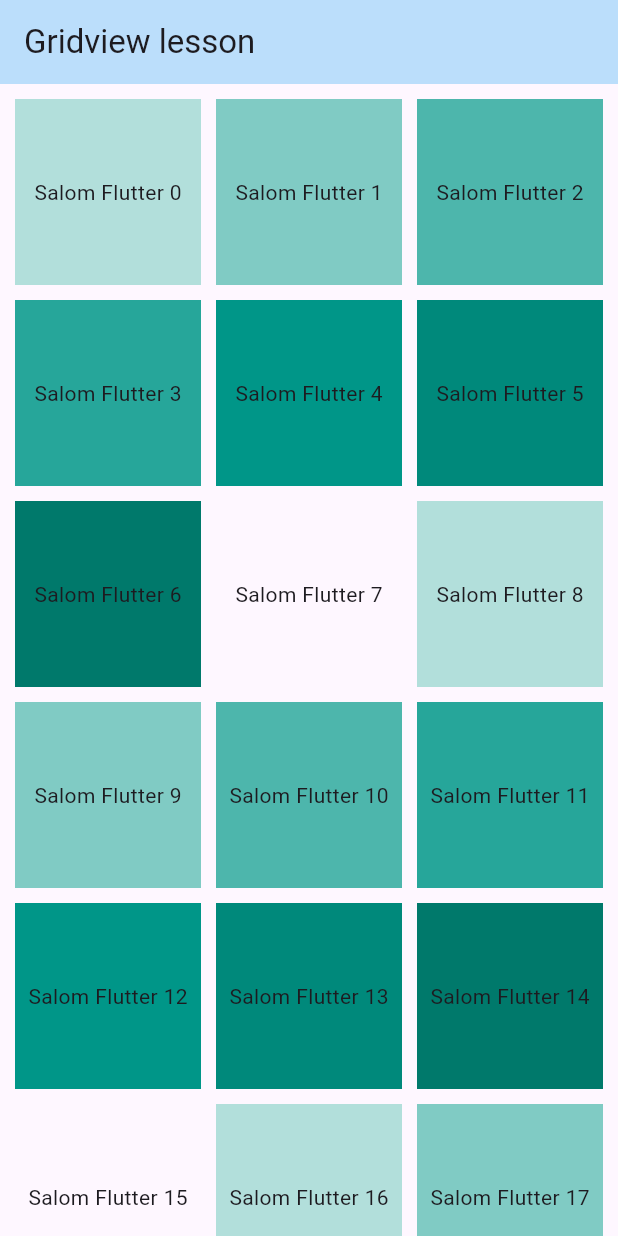
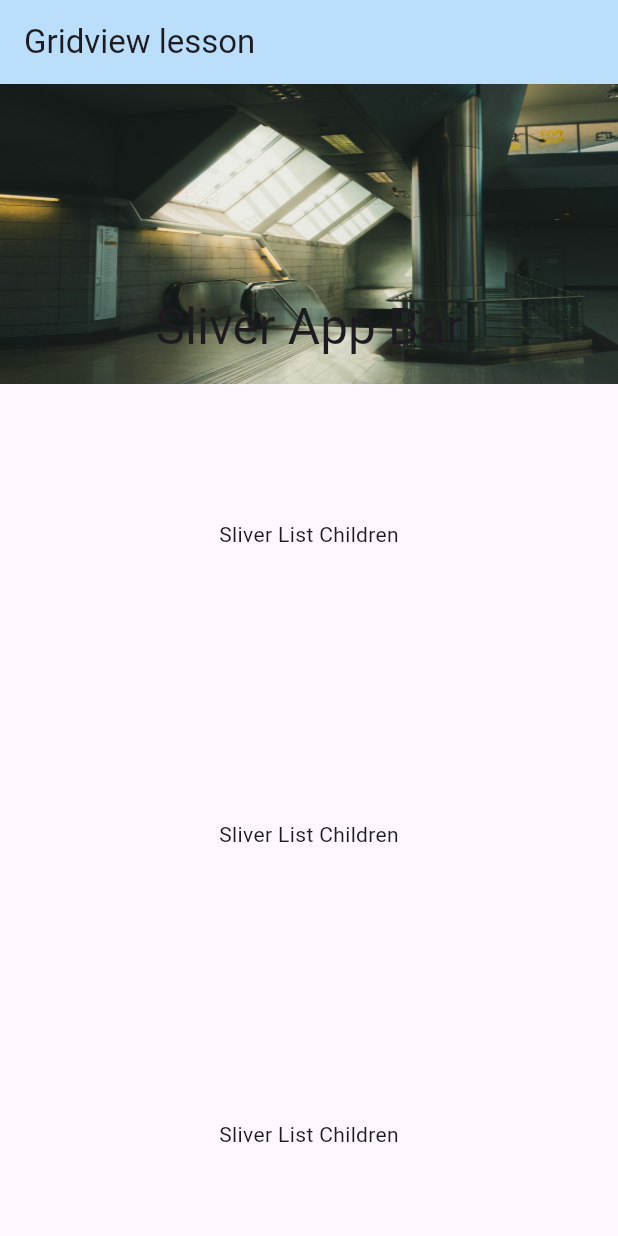
Before and after one commit to Begzodjon7172/flutter-listview.builder, a Flutter app: the screen it shows after launch, on a phone screen of 412 x 824 dp. Run offline on Flutter 3.47's test engine with Material 3 defaults, Android fonts, the phone set to English and light mode, and no system bars; our stand-ins replace fluttertoast.

Commit message:
CustomScrollView and SliverAppBar

```diff
--- a/lib/main.dart
+++ b/lib/main.dart
@@ -1,4 +1,5 @@
 import 'package:flutter/material.dart';
+import 'package:flutter_lesson_1/ui/CollapsableToolBarLesson.dart';
 import 'package:flutter_lesson_1/ui/GridViewBuilderSample.dart';
 
 void main() {
@@ -17,13 +18,14 @@ class MyApp extends StatelessWidget {
         colorScheme: ColorScheme.fromSeed(
             seedColor: const Color.fromARGB(255, 164, 154, 180)),
         useMaterial3: true,
+        // brightness: Brightness.dark,
       ),
       home: Scaffold(
         appBar: AppBar(
           backgroundColor: Colors.blue[100],
           title: Text("Gridview lesson"),
         ),
-        body: Gridviewbuildersample(),
+        body: Collapsablletoolbarlesson(),
       ),
     );
   }
--- /dev/null
+++ b/lib/ui/CollapsableToolBarLesson.dart
@@ -0,0 +1,73 @@
+import 'package:flutter/material.dart';
+
+class Collapsablletoolbarlesson extends StatelessWidget {
+  const Collapsablletoolbarlesson({super.key});
+
+  @override
+  Widget build(BuildContext context) {
+    return CustomScrollView(
+      slivers: [
+        SliverAppBar(
+          expandedHeight: 200.0,
+          floating: true,
+          backgroundColor: Colors.yellow,
+          snap: true,
+          pinned: true,
+          flexibleSpace: FlexibleSpaceBar(
+            background: Image.asset(
+              "assets/images/image1.jpg",
+              fit: BoxFit.fill,
+            ),
+            centerTitle: true,
+            title: Text("Sliver App Bar"),
+          ),
+        ),
+        SliverList(
+          delegate: SliverChildListDelegate(
+            sliverChildrenList(),
+          ),
+        )
+      ],
+    );
+  }
+}
+
+List<Widget> sliverChildrenList() {
+  return [
+    Container(
+      alignment: Alignment.center,
+      height: 200.0,
+      child: Text("Sliver List Children"),
+    ),
+    Container(
+      alignment: Alignment.center,
+      height: 200.0,
+      child: Text("Sliver List Children"),
+    ),
+    Container(
+      alignment: Alignment.center,
+      height: 200.0,
+      child: Text("Sliver List Children"),
+    ),
+    Container(
+      alignment: Alignment.center,
+      height: 200.0,
+      child: Text("Sliver List Children"),
+    ),
+    Container(
+      alignment: Alignment.center,
+      height: 200.0,
+      child: Text("Sliver List Children"),
+    ),
+    Container(
+      alignment: Alignment.center,
+      height: 200.0,
+      child: Text("Sliver List Children"),
+    ),
+    Container(
+      alignment: Alignment.center,
+      height: 200.0,
+      child: Text("Sliver List Children"),
+    ),
+  ];
+}
--- a/lib/ui/GridViewBuilderSample.dart
+++ b/lib/ui/GridViewBuilderSample.dart
@@ -8,16 +8,22 @@ class Gridviewbuildersample extends StatelessWidget {
     return GridView.builder(
       padding: EdgeInsets.all(10),
       itemCount: 100,
-      gridDelegate: SliverGridDelegateWithFixedCrossAxisCount(
+      gridDelegate: const SliverGridDelegateWithFixedCrossAxisCount(
         crossAxisCount: 3,
         crossAxisSpacing: 10.0,
         mainAxisSpacing: 10.0,
       ),
       itemBuilder: (BuildContext context, int index) {
-        return Container(
-          alignment: Alignment.center,
-          child: Text("Salom Flutter $index"),
-          color: Colors.teal[(index + 1) % 8 * 100],
+        return GestureDetector(
+          child: Container(
+            alignment: Alignment.center,
+            child: Text("Salom Flutter $index"),
+            color: Colors.teal[(index + 1) % 8 * 100],
+          ),
+          onTap: () {
+            print("onTaop bosildi!!!!!!");
+          },
+          onHorizontalDragStart: (details) => print("conrdinations : $details"),
         );
       },
     );
--- a/pubspec.yaml
+++ b/pubspec.yaml
@@ -60,9 +60,9 @@ flutter:
   uses-material-design: true
 
   # To add assets to your application, add an assets section, like this:
-  # assets:
-  #   - images/a_dot_burr.jpeg
-  #   - images/a_dot_ham.jpeg
+  assets:
+    - assets/images/image.png
+    - assets/images/image1.jpg
 
   # An image asset can refer to one or more resolution-specific "variants", see
   # https://flutter.dev/assets-and-images/#resolution-aware
```
Also changed, not shown: assets/images/image.png (added), assets/images/image1.jpg (added).
